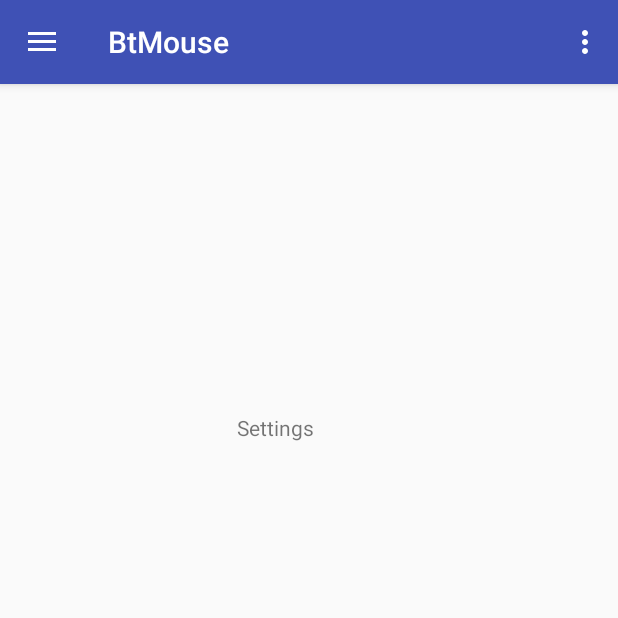
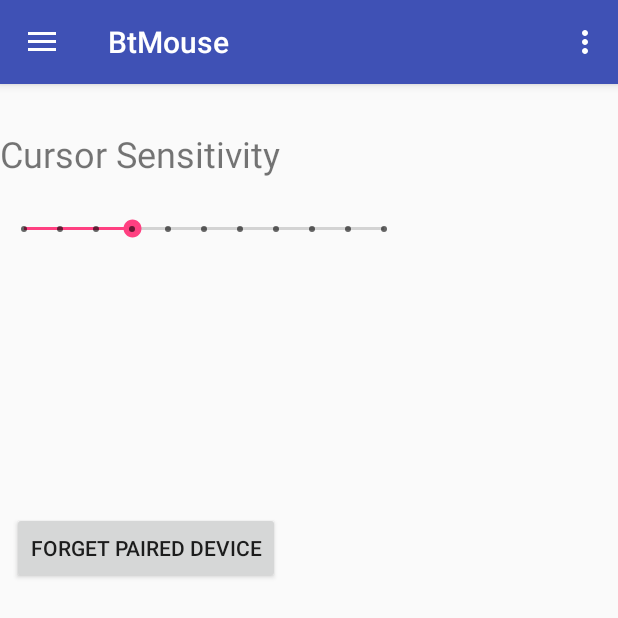
Before and after one commit to erancihan/project-bt-pc-remote, an Android app: the screen it shows after launch (MainActivity), in the side drawer, after a tap on "Settings", on a phone screen of 412 x 824 dp, the top half of it. Run offline under Robolectric (Android 15) with nearby library versions, the phone set to English and light mode, and no system bars.

Commit message:
Settings revision, eventListener altered

```diff
--- a/bt-mouse-client/app/src/main/res/layout/settings_layout.xml
+++ b/bt-mouse-client/app/src/main/res/layout/settings_layout.xml
@@ -1,13 +1,38 @@
 <?xml version="1.0" encoding="utf-8"?>
 <RelativeLayout xmlns:android="http://schemas.android.com/apk/res/android"
+    xmlns:app="http://schemas.android.com/apk/res-auto"
+    xmlns:tools="http://schemas.android.com/tools"
     android:layout_width="match_parent" android:layout_height="match_parent">
 
+    <SeekBar
+        android:id="@+id/seekBar6"
+        style="@style/Widget.AppCompat.SeekBar.Discrete"
+        android:layout_width="match_parent"
+        android:layout_height="50dp"
+        android:max="10"
+        android:progress="3"
+        android:layout_marginTop="72dp"
+        android:layout_alignParentTop="true"
+        android:layout_alignParentEnd="true"
+        android:layout_marginEnd="96dp" />
+
     <TextView
-        android:id="@+id/textView4"
+        android:id="@+id/textView9"
         android:layout_width="wrap_content"
         android:layout_height="wrap_content"
+        android:layout_marginTop="30dp"
+        android:text="Cursor Sensitivity"
+        android:textSize="24sp"
         android:layout_alignParentTop="true"
-        android:layout_centerHorizontal="true"
-        android:layout_marginTop="219dp"
-        android:text="Settings" />
+        android:layout_alignParentStart="true" />
+
+    <Button
+        android:id="@+id/button3"
+        android:layout_width="wrap_content"
+        android:layout_height="wrap_content"
+        android:text="Forget Paired Device"
+        android:layout_below="@+id/seekBar6"
+        android:layout_alignEnd="@+id/textView9"
+        android:layout_marginTop="163dp" />
+
 </RelativeLayout>
```
Also changed, not shown: bt-mouse-client/app/src/main/java/sleepless/bt_mouse_client/MainActivity.java (+7 -4 lines), 2 other files.
